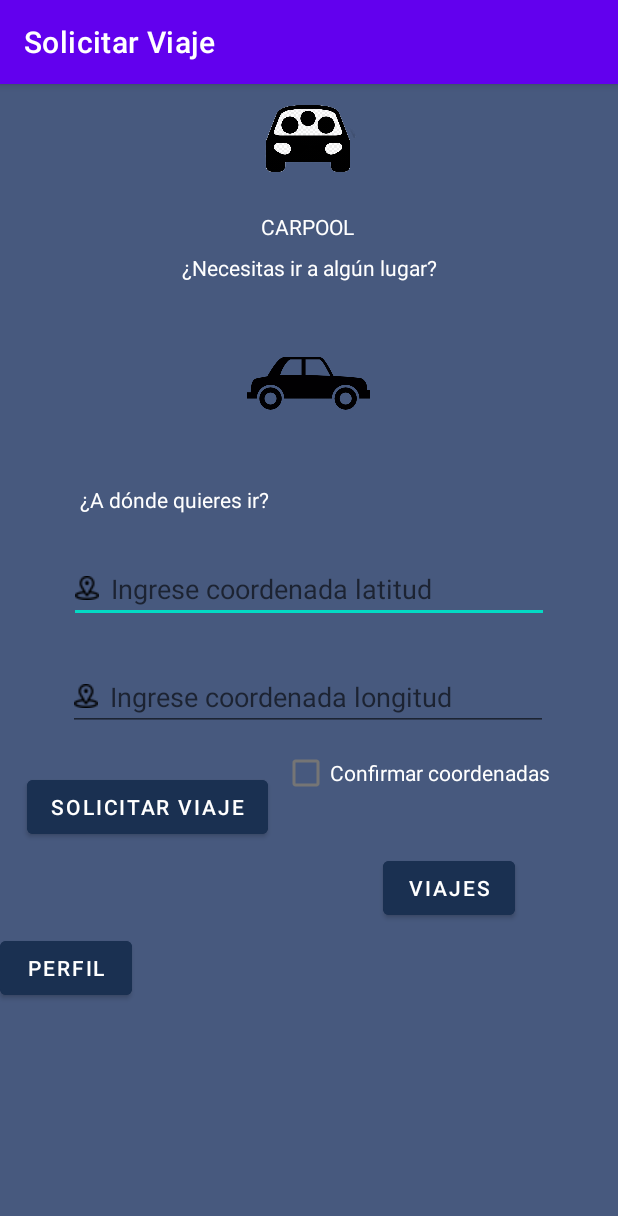
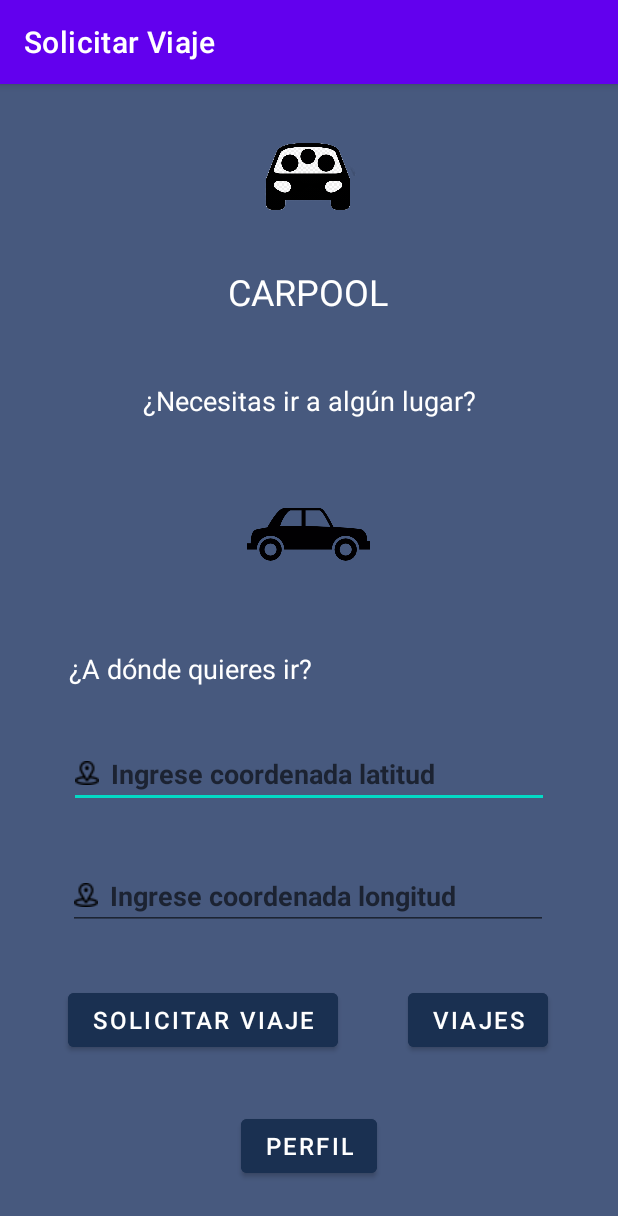
Before and after one commit to olvera93/AndroidStudio_Carpool, an Android app: the principalscreen screen opened directly, with no data from a screen before it, on a phone screen of 412 x 824 dp. Shown: the top 1216 px of the screen. Run offline under Robolectric (Android 15) with nearby library versions, the phone set to English and light mode, and no system bars; 1 statement that could not run was skipped.

Commit message:
accesibility and constaints added

```diff
--- a/app/src/main/res/layout/activity_principalscreen.xml
+++ b/app/src/main/res/layout/activity_principalscreen.xml
@@ -14,14 +14,13 @@
         android:layout_height="50dp"
         android:layout_alignParentEnd="true"
         android:layout_centerHorizontal="true"
-        android:layout_marginBottom="8dp"
         android:src="@drawable/logo"
-        app:layout_constraintBottom_toTopOf="@+id/textView4"
+        app:layout_constraintBottom_toBottomOf="parent"
         app:layout_constraintEnd_toEndOf="parent"
         app:layout_constraintHorizontal_bias="0.498"
         app:layout_constraintStart_toStartOf="parent"
         app:layout_constraintTop_toTopOf="parent"
-        app:layout_constraintVertical_bias="0.19"
+        app:layout_constraintVertical_bias="0.050000012"
         tools:ignore="MissingConstraints" />
 
     <TextView
@@ -30,14 +29,16 @@
         android:layout_height="wrap_content"
         android:layout_alignParentEnd="true"
         android:layout_centerHorizontal="true"
+        android:layout_marginBottom="8dp"
         android:text="CARPOOL"
         android:textColor="@color/primaryTextColor"
+        android:textSize="24sp"
         app:layout_constraintBottom_toTopOf="@+id/textView4"
         app:layout_constraintEnd_toEndOf="parent"
         app:layout_constraintHorizontal_bias="0.498"
         app:layout_constraintStart_toStartOf="parent"
         app:layout_constraintTop_toBottomOf="@+id/imageView"
-        app:layout_constraintVertical_bias="0.77"
+        app:layout_constraintVertical_bias="0.97"
         tools:ignore="MissingConstraints" />
 
     <TextView
@@ -46,10 +47,11 @@
         android:layout_height="wrap_content"
         android:text="@string/need_to_go_somewhere"
         android:textColor="@color/primaryTextColor"
+        android:textSize="18sp"
         app:layout_constraintBottom_toTopOf="@+id/imageView2"
         app:layout_constraintEnd_toEndOf="parent"
         app:layout_constraintStart_toStartOf="parent"
-        app:layout_constraintTop_toTopOf="@+id/textView3"
+        app:layout_constraintTop_toBottomOf="@+id/textView3"
         app:layout_constraintVertical_bias="0.49" />
 
     <ImageView
@@ -70,10 +72,11 @@
         android:layout_height="wrap_content"
         android:text="@string/where_go"
         android:textColor="@color/primaryTextColor"
+        android:textSize="18sp"
         app:layout_constraintBottom_toTopOf="@+id/EditCoordenadaActual"
         app:layout_constraintEnd_toEndOf="parent"
-        app:layout_constraintHorizontal_bias="0.186"
-        app:layout_constraintStart_toStartOf="parent"
+        app:layout_constraintHorizontal_bias="0.0"
+        app:layout_constraintStart_toStartOf="@+id/EditCoordenadaActual"
         app:layout_constraintTop_toBottomOf="@+id/imageView2"
         tools:ignore="MissingConstraints" />
 
@@ -83,6 +86,7 @@
         android:layout_height="wrap_content"
         android:drawableLeft="@drawable/navigation"
         android:drawablePadding="8dp"
+        android:textStyle="bold"
         android:hint="@string/latitude_coordinates"
         android:inputType="numberDecimal|numberSigned"
         app:layout_constraintBottom_toTopOf="@+id/EditCoordenadaDestino"
@@ -97,6 +101,7 @@
         android:layout_height="wrap_content"
         android:drawableLeft="@drawable/navigation"
         android:drawablePadding="8dp"
+        android:textStyle="bold"
         android:hint="@string/longitude_coordinates"
         android:inputType="numberDecimal|numberSigned"
         app:layout_constraintBottom_toTopOf="@+id/button"
@@ -106,18 +111,6 @@
         app:layout_constraintTop_toBottomOf="@+id/EditCoordenadaActual"
         app:layout_constraintVertical_bias="0.49" />
 
-    <com.google.android.material.checkbox.MaterialCheckBox
-        android:id="@+id/checkbox"
-        android:layout_width="wrap_content"
-        android:layout_height="wrap_content"
-        android:layout_marginTop="4dp"
-        android:text="Confirmar coordenadas"
-        android:textColor="@color/primaryTextColor"
-        app:layout_constraintEnd_toEndOf="parent"
-        app:layout_constraintHorizontal_bias="0.805"
-        app:layout_constraintStart_toStartOf="parent"
-        app:layout_constraintTop_toBottomOf="@+id/EditCoordenadaDestino" />
-
     <com.google.android.material.button.MaterialButton
         android:id="@+id/button"
         android:layout_width="wrap_content"
@@ -125,10 +118,11 @@
         android:backgroundTint="@color/primaryDarkColor"
         android:text="@string/request_trip"
         android:textColor="@color/primaryTextColor"
+        android:textSize="16sp"
         app:layout_constraintBottom_toTopOf="@+id/VerPerfilbtn"
         app:layout_constraintEnd_toEndOf="parent"
-        app:layout_constraintHorizontal_bias="0.072"
-        app:layout_constraintStart_toStartOf="parent"
+        app:layout_constraintHorizontal_bias="0.0"
+        app:layout_constraintStart_toStartOf="@+id/EditCoordenadaDestino"
         app:layout_constraintTop_toBottomOf="@+id/EditCoordenadaDestino"
         tools:ignore="MissingConstraints" />
 
@@ -136,30 +130,29 @@
         android:id="@+id/VerPerfilbtn"
         android:layout_width="wrap_content"
         android:layout_height="wrap_content"
-        android:layout_marginTop="32dp"
-        android:layout_marginBottom="128dp"
         android:backgroundTint="@color/primaryDarkColor"
         android:text="@string/view_profile"
+        android:textSize="16sp"
         android:textColor="@color/primaryTextColor"
         app:layout_constraintBottom_toBottomOf="parent"
+        app:layout_constraintEnd_toEndOf="parent"
+        app:layout_constraintStart_toStartOf="parent"
         app:layout_constraintTop_toBottomOf="@+id/button"
-        tools:ignore="MissingConstraints"
-        tools:layout_editor_absoluteX="29dp" />
+        tools:ignore="MissingConstraints" />
 
     <com.google.android.material.button.MaterialButton
         android:id="@+id/btnTravelHistory"
         android:layout_width="wrap_content"
         android:layout_height="wrap_content"
-        android:layout_marginTop="48dp"
         android:backgroundTint="@color/primaryDarkColor"
         android:text="@string/travel_history"
+        android:textSize="16sp"
         android:textColor="@color/primaryTextColor"
-        app:layout_constraintBottom_toBottomOf="parent"
-        app:layout_constraintEnd_toEndOf="parent"
-        app:layout_constraintHorizontal_bias="0.789"
-        app:layout_constraintStart_toStartOf="parent"
-        app:layout_constraintTop_toBottomOf="@+id/EditCoordenadaDestino"
-        app:layout_constraintVertical_bias="0.137"
+        app:layout_constraintBottom_toBottomOf="@+id/button"
+        app:layout_constraintEnd_toEndOf="@+id/EditCoordenadaDestino"
+        app:layout_constraintHorizontal_bias="1.0"
+        app:layout_constraintStart_toEndOf="@+id/button"
+        app:layout_constraintTop_toTopOf="@+id/button"
         tools:ignore="MissingConstraints" />
 
 
--- a/app/src/main/res/layout/item_driver.xml
+++ b/app/src/main/res/layout/item_driver.xml
@@ -92,6 +92,7 @@
                 android:layout_marginTop="20dp"
                 android:layout_marginEnd="188dp"
                 android:text="@string/phone"
+                android:textSize="14sp"
                 app:layout_constraintEnd_toStartOf="@+id/guideline3"
                 app:layout_constraintHorizontal_bias="0.0"
                 app:layout_constraintStart_toStartOf="@+id/guideline4"
```
Also changed, not shown: app/src/main/res/layout/activity_main.xml (+19 -12 lines), app/src/main/res/layout/activity_register.xml (+8 -3 lines), app/src/main/res/layout/activity_ver_perfil.xml (+15 -4 lines).
